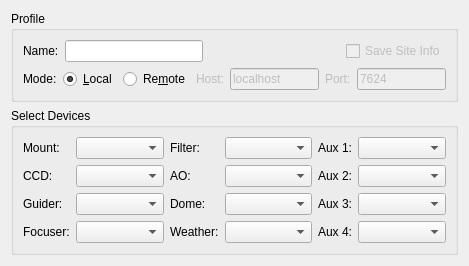
KDE/kstars, file kstars/ekos/profileeditor.ui: the form before one commit.
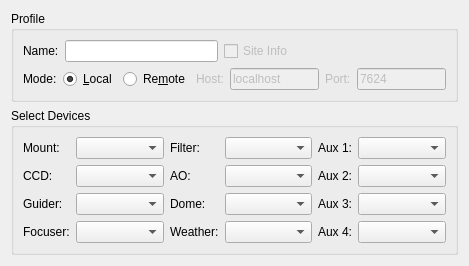
The form after the commit.

Commit message: Indicate white site info was saved

```diff
--- a/kstars/ekos/profileeditor.ui
+++ b/kstars/ekos/profileeditor.ui
@@ -29,6 +29,19 @@
         <item>
          <widget class="QLineEdit" name="profileIN"/>
         </item>
+        <item>
+         <widget class="QCheckBox" name="loadSiteCheck">
+          <property name="enabled">
+           <bool>false</bool>
+          </property>
+          <property name="toolTip">
+           <string>Load current site settings when Ekos is online. This option should only be used when connecting to a remote geographic site.</string>
+          </property>
+          <property name="text">
+           <string>Site Info</string>
+          </property>
+         </widget>
+        </item>
         <item>
          <spacer name="horizontalSpacer">
           <property name="orientation">
@@ -42,19 +55,6 @@
           </property>
          </spacer>
         </item>
-        <item>
-         <widget class="QCheckBox" name="loadSiteCheck">
-          <property name="enabled">
-           <bool>false</bool>
-          </property>
-          <property name="toolTip">
-           <string>Load current site settings when Ekos is online. This option should only be used when connecting to a remote site.</string>
-          </property>
-          <property name="text">
-           <string>Save Site Info</string>
-          </property>
-         </widget>
-        </item>
        </layout>
       </item>
       <item>
```
Left out of the diff: 1 changed line with no effect on the pictures. The commit also changes 1 other file.
